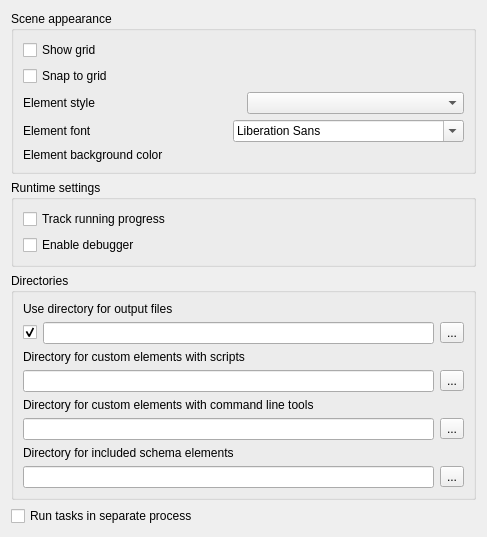
Before: the Qt Designer form src/plugins/workflow_designer/src/ui/WorkflowSettingsWidget.ui in violethaze74/ugene, drawn with Qt 5.
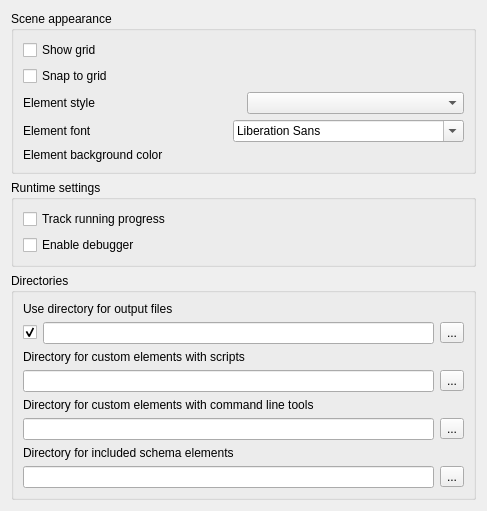
After: the same form once the commit is applied.

The edit to the form file:
```diff
--- a/src/plugins/workflow_designer/src/ui/WorkflowSettingsWidget.ui
+++ b/src/plugins/workflow_designer/src/ui/WorkflowSettingsWidget.ui
@@ -215,13 +215,6 @@
      </layout>
     </widget>
    </item>
-   <item>
-    <widget class="QCheckBox" name="runInSeparateProcessBox">
-     <property name="text">
-      <string>Run tasks in separate process</string>
-     </property>
-    </widget>
-   </item>
    <item>
     <spacer name="verticalSpacer">
      <property name="orientation">
```
